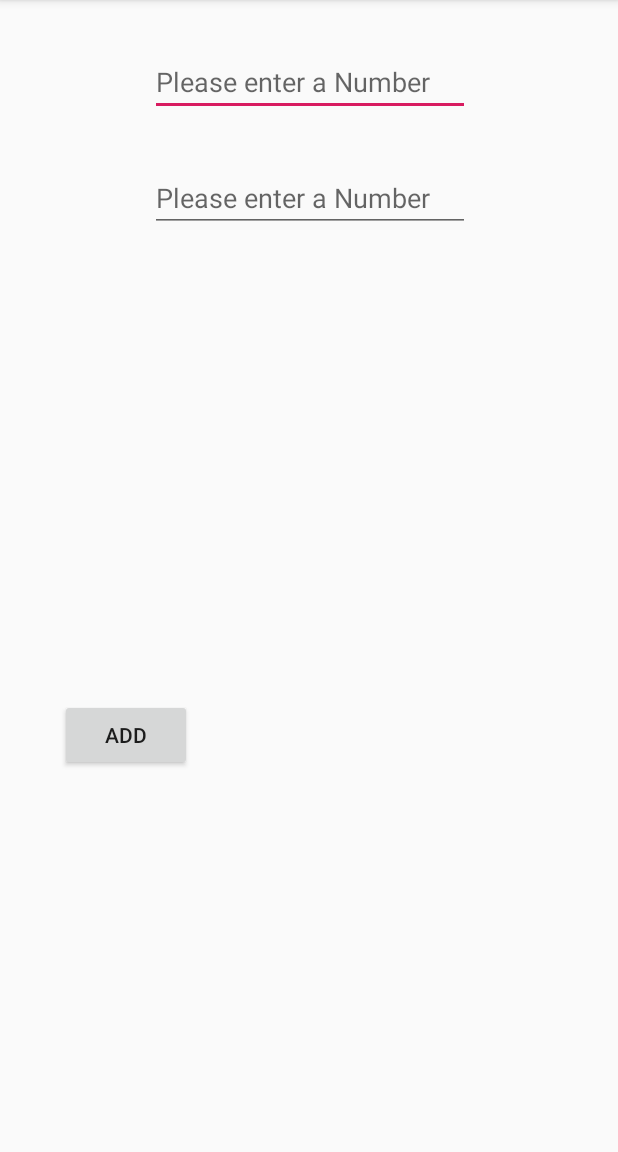
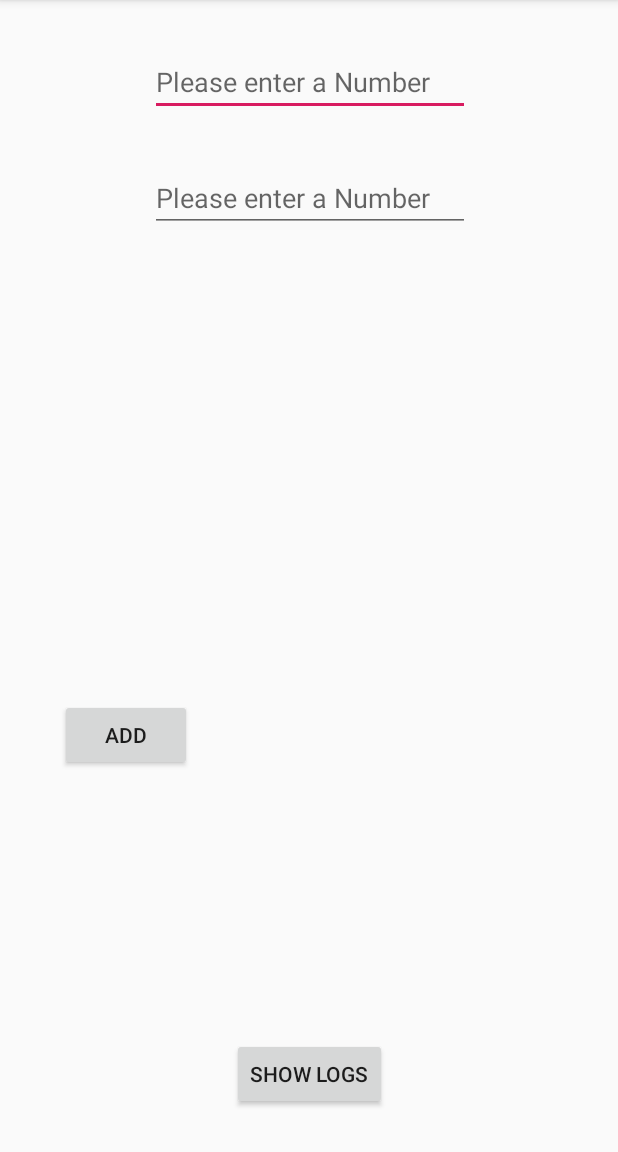
Before and after one commit to recursiveinfinity/Calculator, an Android app: the screen it shows after launch (MainActivity), on a phone screen of 412 x 824 dp, the part 84-1236 px from its top. Run offline under Robolectric (Android 15) with nearby library versions, the phone set to English and light mode, and no system bars.

```diff
--- a/app/src/main/AndroidManifest.xml
+++ b/app/src/main/AndroidManifest.xml
@@ -16,6 +16,9 @@
                 <category android:name="android.intent.category.LAUNCHER" />
             </intent-filter>
         </activity>
+
+        <activity android:name=".LogsActivity" />
+
     </application>
 
 </manifest>
--- a/app/src/main/java/com/example/sidd/calculator/MainActivity.java
+++ b/app/src/main/java/com/example/sidd/calculator/MainActivity.java
@@ -1,13 +1,16 @@
 package com.example.sidd.calculator;
 
-import android.support.constraint.ConstraintLayout;
+import android.content.Intent;
+import android.os.Bundle;
 import android.support.v7.app.AppCompatActivity;
-import android.os.Bundle;
 import android.view.View;
 import android.widget.Button;
 import android.widget.EditText;
 import android.widget.TextView;
 import android.widget.Toast;
+
+import java.util.ArrayList;
+import java.util.List;
 
 public class MainActivity extends AppCompatActivity {
 
@@ -15,8 +18,11 @@ public class MainActivity extends AppCompatActivity {
     EditText etNumberTwo;
 
     Button btnAdd;
+    Button btnLogs;
 
     TextView tvResult;
+
+    private List<String> log = new ArrayList<>();
 
     @Override
     protected void onCreate(Bundle savedInstanceState) {
@@ -27,6 +33,7 @@ public class MainActivity extends AppCompatActivity {
         etNumberTwo = findViewById(R.id.etNumberTwo);
 
         btnAdd = findViewById(R.id.btnAdd);
+        btnLogs = findViewById(R.id.btnLogs);
 
         tvResult = findViewById(R.id.tvResult);
 
@@ -36,9 +43,20 @@ public class MainActivity extends AppCompatActivity {
                 String result = add(etNumberOne.getText().toString(),
                         etNumberTwo.getText().toString());
                 tvResult.setText(result);
+                log.add("Result of Addition: " + result);
             }
         });
 
+        btnLogs.setOnClickListener(new View.OnClickListener() {
+            @Override
+            public void onClick(View v) {
+                Intent intent = new Intent(MainActivity.this,
+                        LogsActivity.class);
+                intent.putStringArrayListExtra("LogsResult",
+                        (ArrayList<String>) log);
+                startActivity(intent);
+            }
+        });
     }
 
     private String add(String numberOne, String numberTwo) {
--- a/app/src/main/res/layout/activity_main.xml
+++ b/app/src/main/res/layout/activity_main.xml
@@ -62,4 +62,16 @@
         android:text="@string/label_add"
         app:layout_constraintStart_toStartOf="parent"
         app:layout_constraintTop_toBottomOf="@+id/tvResult" />
+
+    <Button
+        android:id="@+id/btnLogs"
+        android:layout_width="wrap_content"
+        android:layout_height="wrap_content"
+        android:layout_marginStart="8dp"
+        android:layout_marginEnd="8dp"
+        android:layout_marginBottom="28dp"
+        android:text="@string/show_logs"
+        app:layout_constraintBottom_toBottomOf="parent"
+        app:layout_constraintEnd_toEndOf="parent"
+        app:layout_constraintStart_toStartOf="parent" />
 </android.support.constraint.ConstraintLayout>
--- a/app/src/main/res/values/strings.xml
+++ b/app/src/main/res/values/strings.xml
@@ -2,4 +2,5 @@
     <string name="app_name">Calculator</string>
     <string name="hint_number">Please enter a Number</string>
     <string name="label_add">Add</string>
+    <string name="show_logs">Show Logs</string>
 </resources>
```
Also changed, not shown: app/src/main/java/com/example/sidd/calculator/LogsActivity.java (added, +30 -0 lines), app/src/main/res/layout/activity_log.xml (added, +21 -0 lines).
